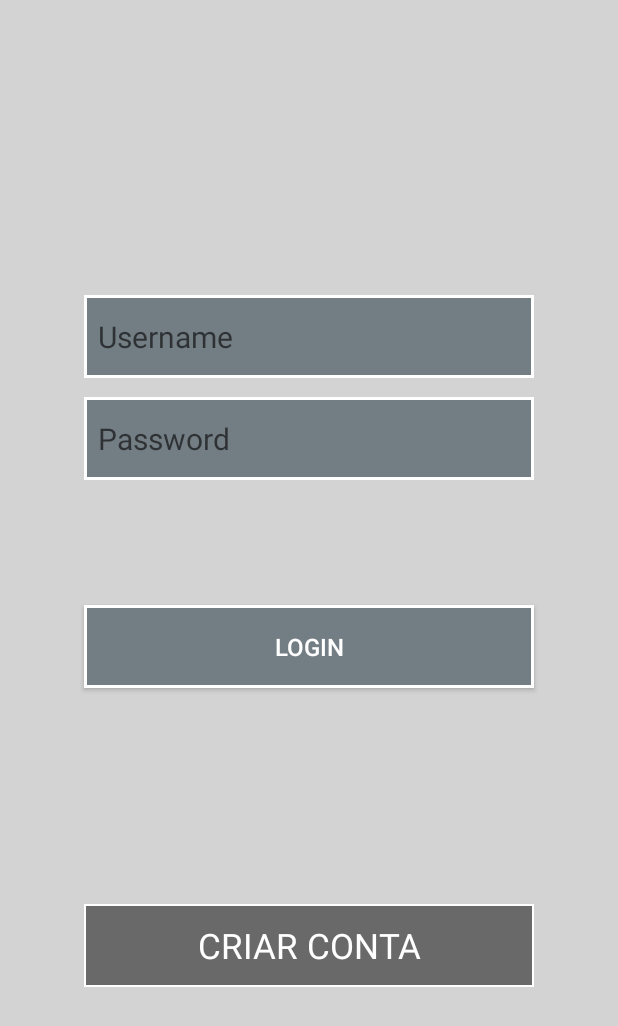
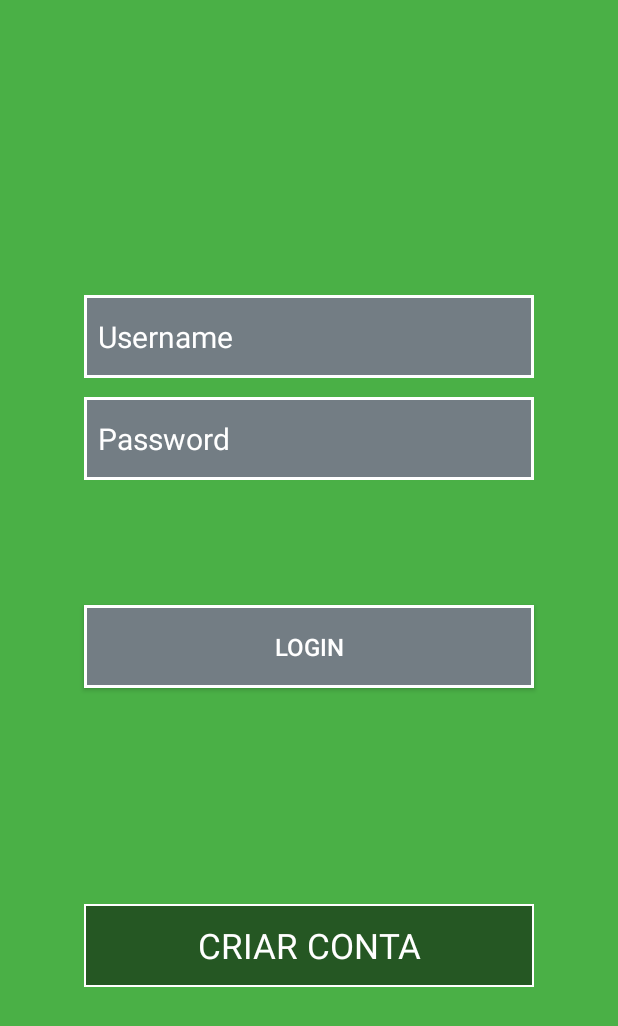
Before and after one commit to Badajaz/ActivityGO, an Android app: the screen it shows after launch (LoginScreen), on a phone screen of 412 x 824 dp. Shown: the top 1026 px of the screen. Run offline under Robolectric (Android 15) with nearby library versions, the phone set to English and light mode, and no system bars.

Commit message:
New background - Light Green
Color code - 4ab046

```diff
--- a/androidProjects - copia/app/src/main/res/layout/activity_login_screen.xml
+++ b/androidProjects - copia/app/src/main/res/layout/activity_login_screen.xml
@@ -4,7 +4,7 @@
     xmlns:tools="http://schemas.android.com/tools"
     android:layout_width="match_parent"
     android:layout_height="match_parent"
-    android:background="#D3D3D3"
+    android:background="#4ab046"
     tools:context=".LoginScreen">
 
     <TextView
--- a/androidProjects - copia/app/src/main/res/values/colors.xml
+++ b/androidProjects - copia/app/src/main/res/values/colors.xml
@@ -1,8 +1,11 @@
 <?xml version="1.0" encoding="utf-8"?>
 <resources>
+
     <color name="colorPrimary">#008577</color>
     <color name="colorPrimaryDark">#00574B</color>
     <color name="colorAccent">#D81B60</color>
     <color name="whiteLetters">#ffffff</color>
     <color name="otherBackgroundTableRow">#298178</color>
+    <color name="hintWhiteColor">#ffffff</color>
+
 </resources>
--- a/androidProjects - copia/app/src/main/res/values/strings.xml
+++ b/androidProjects - copia/app/src/main/res/values/strings.xml
@@ -20,6 +20,4 @@
     <string name="Duracao">Duração</string>
     <string name="Distancia">Distância</string>
 
-    <!-- TODO: Remove or change this placeholder text -->
-    <string name="hello_blank_fragment">Hello blank fragment</string>
 </resources>
--- a/androidProjects - copia/app/src/main/res/values/styles.xml
+++ b/androidProjects - copia/app/src/main/res/values/styles.xml
@@ -1,12 +1,11 @@
 <resources>
 
-    <!-- Base application theme. -->
     <style name="AppTheme" parent="Theme.AppCompat.Light.NoActionBar">
         <!-- Customize your theme here. -->
         <item name="colorPrimary">@color/colorPrimary</item>
         <item name="colorPrimaryDark">@color/colorPrimaryDark</item>
         <item name="colorAccent">@color/colorAccent</item>
-
+        <item name="android:textColorHint">@color/hintWhiteColor</item>
     </style>
 
 </resources>
```
